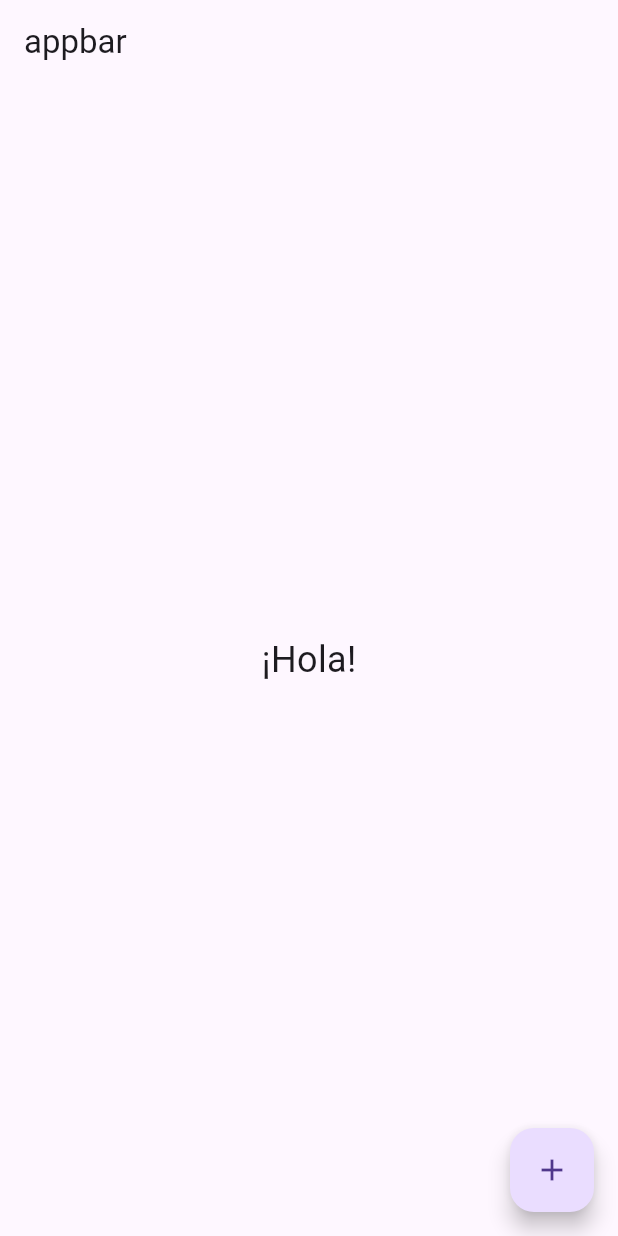
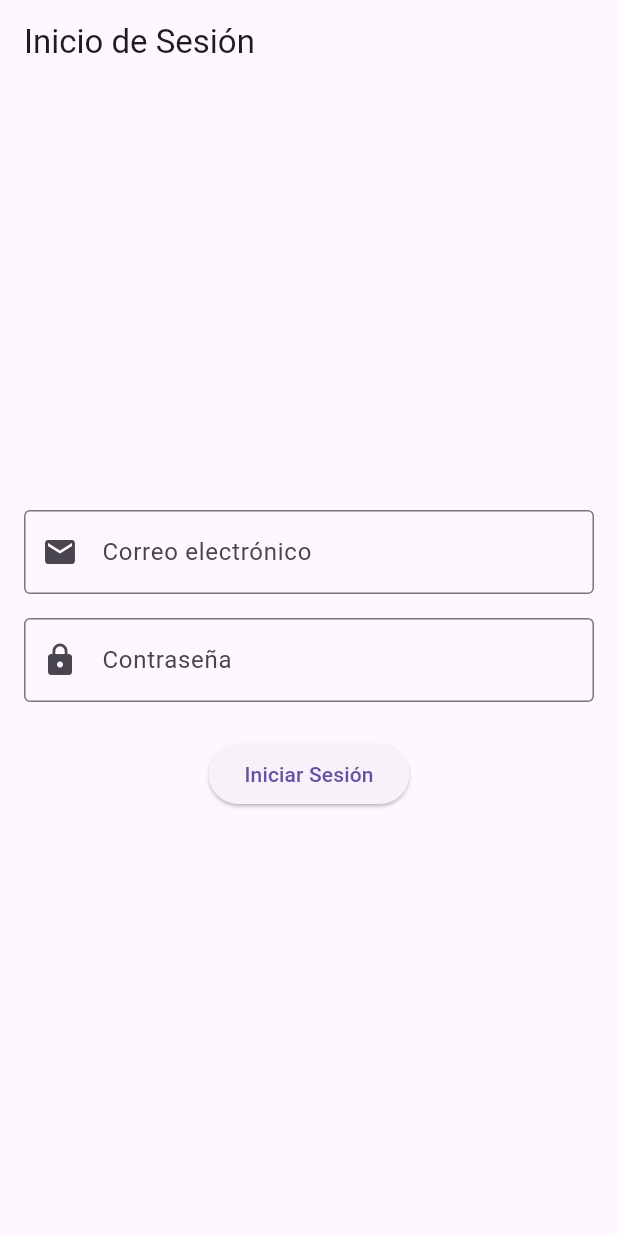
Before and after one commit to Jreycruz/tarea2.2, a Flutter app: the screen it shows after launch, on a phone screen of 412 x 824 dp. Run offline on Flutter 3.47's test engine with Material 3 defaults, Android fonts, the phone set to English and light mode, and no system bars.

Commit message:
new commit +

```diff
--- a/lib/main.dart
+++ b/lib/main.dart
@@ -9,33 +9,61 @@ class MyApp extends StatelessWidget {
   Widget build(BuildContext context) {
     return MaterialApp(
       debugShowCheckedModeBanner: false,
-      title: '',
-      theme: ThemeData(
-        primarySwatch: Colors.blue,
-      ),
-      home: MyHomePage(),
+      title: 'Inicio de Sesión',
+      home: LoginPage(),
     );
   }
 }
 
-class MyHomePage extends StatelessWidget {
+class LoginPage extends StatelessWidget {
+  final TextEditingController emailController = TextEditingController();
+  final TextEditingController passwordController = TextEditingController();
+
   @override
   Widget build(BuildContext context) {
     return Scaffold(
       appBar: AppBar(
-        title: Text('appbar'),
+        title: Text('Inicio de Sesión'),
       ),
-      body: Center(
-        child: Text(
-          '¡Hola!',
-          style: TextStyle(fontSize: 24),
+      body: Padding(
+        padding: const EdgeInsets.all(16.0),
+        child: Column(
+          mainAxisAlignment: MainAxisAlignment.center,
+          children: [
+            TextField(
+              controller: emailController,
+              keyboardType: TextInputType.emailAddress,
+              decoration: InputDecoration(
+                labelText: 'Correo electrónico',
+                border: OutlineInputBorder(),
+                prefixIcon: Icon(Icons.email),
+              ),
+            ),
+            SizedBox(height: 16),
+            TextField(
+              controller: passwordController,
+              obscureText: true,
+              decoration: InputDecoration(
+                labelText: 'Contraseña',
+                border: OutlineInputBorder(),
+                prefixIcon: Icon(Icons.lock),
+              ),
+            ),
+            SizedBox(height: 24),
+            ElevatedButton(
+              onPressed: () {
+                String email = emailController.text;
+                String password = passwordController.text;
+                if (email.isNotEmpty && password.isNotEmpty) {
+                  print('Correo: $email, Contraseña: $password');
+                } else {
+                  print('Por favor, completa todos los campos');
+                }
+              },
+              child: Text('Iniciar Sesión'),
+            ),
+          ],
         ),
-      ),
-      floatingActionButton: FloatingActionButton(
-        onPressed: () {
-          print('FAB presionado');
-        },
-        child: Icon(Icons.add),
       ),
     );
   }
```
